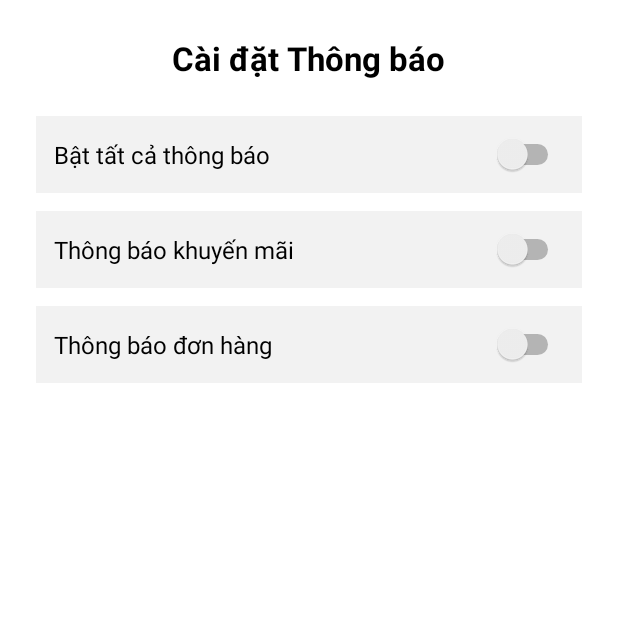
After one commit to MinhPhatKZO/Mobile, an Android app: the NotificationSettingActivity screen opened directly, with no data from a screen before it, on a phone screen of 412 x 824 dp, the top half of it. The commit adds this screen. Run offline under Robolectric (Android 15) with nearby library versions, the phone set to English and light mode, and no system bars.

Commit message:
Initial commit

```diff
--- /dev/null
+++ b/app/src/main/java/com/example/projecttng/activity/NotificationSettingActivity.java
@@ -0,0 +1,43 @@
+package com.example.projecttng.activity;
+
+import android.os.Bundle;
+import android.widget.Switch;
+import android.widget.Toast;
+
+import androidx.appcompat.app.AppCompatActivity;
+
+import com.example.projecttng.R;
+
+public class NotificationSettingActivity extends AppCompatActivity {
+
+    private Switch switchAllNotifications;
+    private Switch switchPromotions;
+    private Switch switchOrders;
+
+    @Override
+    protected void onCreate(Bundle savedInstanceState) {
+        super.onCreate(savedInstanceState);
+        setContentView(R.layout.activity_notification_setting);
+
+        // Ánh xạ Switch từ layout
+        switchAllNotifications = findViewById(R.id.switchAllNotifications);
+        switchPromotions = findViewById(R.id.switchPromotions);
+        switchOrders = findViewById(R.id.switchOrders);
+
+        // Sự kiện bật/tắt toàn bộ thông báo
+        switchAllNotifications.setOnCheckedChangeListener((buttonView, isChecked) -> {
+            switchPromotions.setChecked(isChecked);
+            switchOrders.setChecked(isChecked);
+            Toast.makeText(this, isChecked ? "Đã bật tất cả thông báo" : "Đã tắt tất cả thông báo", Toast.LENGTH_SHORT).show();
+        });
+
+        // Sự kiện riêng cho từng loại thông báo
+        switchPromotions.setOnCheckedChangeListener((buttonView, isChecked) -> {
+            Toast.makeText(this, isChecked ? "Bật khuyến mãi" : "Tắt khuyến mãi", Toast.LENGTH_SHORT).show();
+        });
+
+        switchOrders.setOnCheckedChangeListener((buttonView, isChecked) -> {
+            Toast.makeText(this, isChecked ? "Bật đơn hàng" : "Tắt đơn hàng", Toast.LENGTH_SHORT).show();
+        });
+    }
+}
--- /dev/null
+++ b/app/src/main/res/layout/activity_notification_setting.xml
@@ -0,0 +1,95 @@
+<?xml version="1.0" encoding="utf-8"?>
+<ScrollView xmlns:android="http://schemas.android.com/apk/res/android"
+    android:layout_width="match_parent"
+    android:layout_height="match_parent"
+    android:background="#FFFFFF"
+    android:padding="24dp">
+
+    <LinearLayout
+        android:layout_width="match_parent"
+        android:layout_height="wrap_content"
+        android:orientation="vertical">
+
+        <!-- Tiêu đề -->
+        <TextView
+            android:layout_width="wrap_content"
+            android:layout_height="wrap_content"
+            android:text="Cài đặt Thông báo"
+            android:textSize="22sp"
+            android:textStyle="bold"
+            android:textColor="#000000"
+            android:layout_gravity="center_horizontal"
+            android:layout_marginBottom="24dp" />
+
+        <!-- Switch bật/tắt thông báo -->
+        <LinearLayout
+            android:layout_width="match_parent"
+            android:layout_height="wrap_content"
+            android:orientation="horizontal"
+            android:gravity="center_vertical"
+            android:padding="12dp"
+            android:background="#F2F2F2"
+            android:layout_marginBottom="12dp">
+
+            <TextView
+                android:layout_width="0dp"
+                android:layout_height="wrap_content"
+                android:layout_weight="1"
+                android:text="Bật tất cả thông báo"
+                android:textSize="16sp"
+                android:textColor="#000000" />
+
+            <Switch
+                android:id="@+id/switchAllNotifications"
+                android:layout_width="wrap_content"
+                android:layout_height="wrap_content" />
+        </LinearLayout>
+
+        <!-- Thông báo khuyến mãi -->
+        <LinearLayout
+            android:layout_width="match_parent"
+            android:layout_height="wrap_content"
+            android:orientation="horizontal"
+            android:gravity="center_vertical"
+            android:padding="12dp"
+            android:background="#F2F2F2"
+            android:layout_marginBottom="12dp">
+
+            <TextView
+                android:layout_width="0dp"
+                android:layout_height="wrap_content"
+                android:layout_weight="1"
+                android:text="Thông báo khuyến mãi"
+                android:textSize="16sp"
+                android:textColor="#000000" />
+
+            <Switch
+                android:id="@+id/switchPromotions"
+                android:layout_width="wrap_content"
+                android:layout_height="wrap_content" />
+        </LinearLayout>
+
+        <!-- Thông báo đơn hàng -->
+        <LinearLayout
+            android:layout_width="match_parent"
+            android:layout_height="wrap_content"
+            android:orientation="horizontal"
+            android:gravity="center_vertical"
+            android:padding="12dp"
+            android:background="#F2F2F2">
+
+            <TextView
+                android:layout_width="0dp"
+                android:layout_height="wrap_content"
+                android:layout_weight="1"
+                android:text="Thông báo đơn hàng"
+                android:textSize="16sp"
+                android:textColor="#000000" />
+
+            <Switch
+                android:id="@+id/switchOrders"
+                android:layout_width="wrap_content"
+                android:layout_height="wrap_content" />
+        </LinearLayout>
+    </LinearLayout>
+</ScrollView>
--- a/app/src/main/res/values/styles.xml
+++ b/app/src/main/res/values/styles.xml
@@ -13,4 +13,5 @@
         <item name="android:background">@color/light_gray_bg</item>
         <item name="android:gravity">center_vertical</item>
     </style>
+
 </resources>
```
Also changed, not shown: app/src/main/AndroidManifest.xml (+9 -1 lines), app/src/main/java/com/example/projecttng/activity/EditProfileActivity.java (added, +40 -0 lines), app/src/main/java/com/example/projecttng/activity/HelpCenterActivity.java (added, +38 -0 lines), app/src/main/java/com/example/projecttng/activity/UserProfileActivity.java (+57 -1 lines), app/src/main/res/drawable/bg_new.xml (added, +10 -0 lines), app/src/main/res/layout/activity_edit_profile.xml (added, +61 -0 lines), app/src/main/res/layout/activity_help_center.xml (added, +88 -0 lines), app/src/main/res/layout/activity_user_profile.xml (+18 -26 lines).
